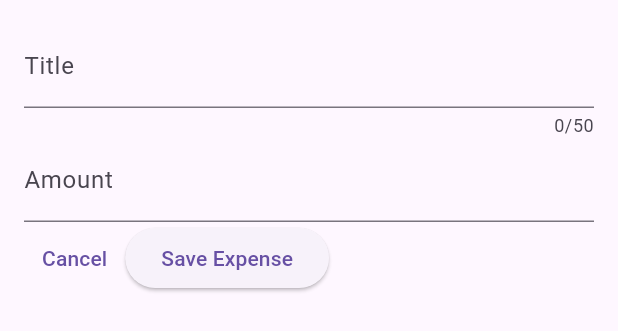
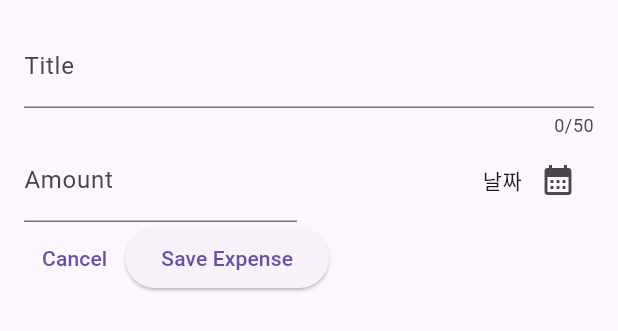
Before and after one commit to WebKBS/flutter-learn, a Flutter app: the NewExpense widget shown alone on an empty page, opened directly, on a phone screen of 412 x 824 dp. Shown: the top 331 px of the screen. Run offline on Flutter 3.47's test engine with Material 3 defaults, Android fonts, the phone set to English and light mode, and no system bars; our stand-ins replace google_fonts.

Commit message:
날짜 추가

```diff
--- a/expense_tracker/lib/widgets/expenses_list/new_expense.dart
+++ b/expense_tracker/lib/widgets/expenses_list/new_expense.dart
@@ -12,6 +12,19 @@ class NewExpense extends StatefulWidget {
 class _NewExpenseState extends State<NewExpense> {
   final _titleController = TextEditingController();
   final _amountController = TextEditingController();
+
+  void _presentDatePicker() {
+    final now = DateTime.now();
+    final firstDate = DateTime(now.year - 1, now.month, now.day);
+
+    showDatePicker(
+      context: context,
+      initialDate: now,
+      firstDate: firstDate,
+      lastDate: now,
+    );
+  }
+
   @override
   void dispose() {
     _titleController.dispose();
@@ -32,13 +45,32 @@ class _NewExpenseState extends State<NewExpense> {
                 label: Text("Title"),
               ),
             ),
-            TextField(
+            Row(
+              children: [
+                Expanded(
+                  child: TextField(
                     controller: _amountController,
                     keyboardType: TextInputType.number,
                     decoration: const InputDecoration(
                       prefixText: '\$',
                       label: Text("Amount"),
                     ),
+                  ),
+                ),
+                const SizedBox(width: 16),
+                Expanded(
+                  child: Row(
+                    mainAxisAlignment: MainAxisAlignment.end,
+                    crossAxisAlignment: CrossAxisAlignment.center,
+                    children: [
+                      const Text('날짜'),
+                      IconButton(
+                          onPressed: _presentDatePicker,
+                          icon: const Icon(Icons.calendar_month)),
+                    ],
+                  ),
+                ),
+              ],
             ),
             Row(
               children: [
```
Lines whose indentation alone changed are shown as unchanged.
